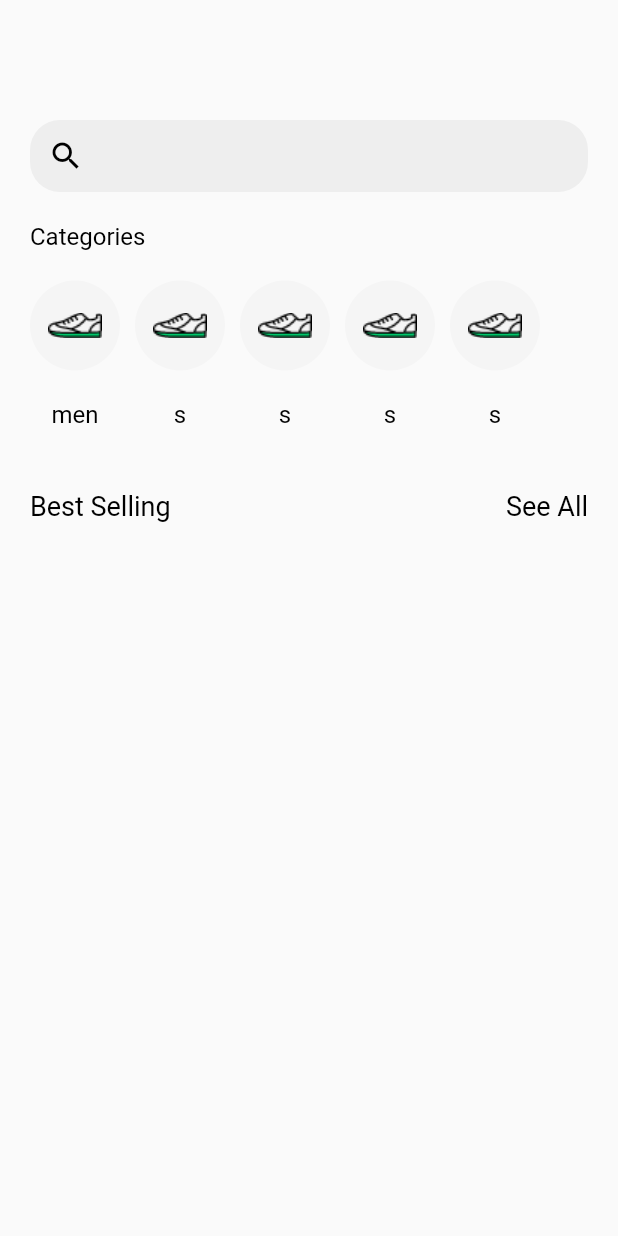
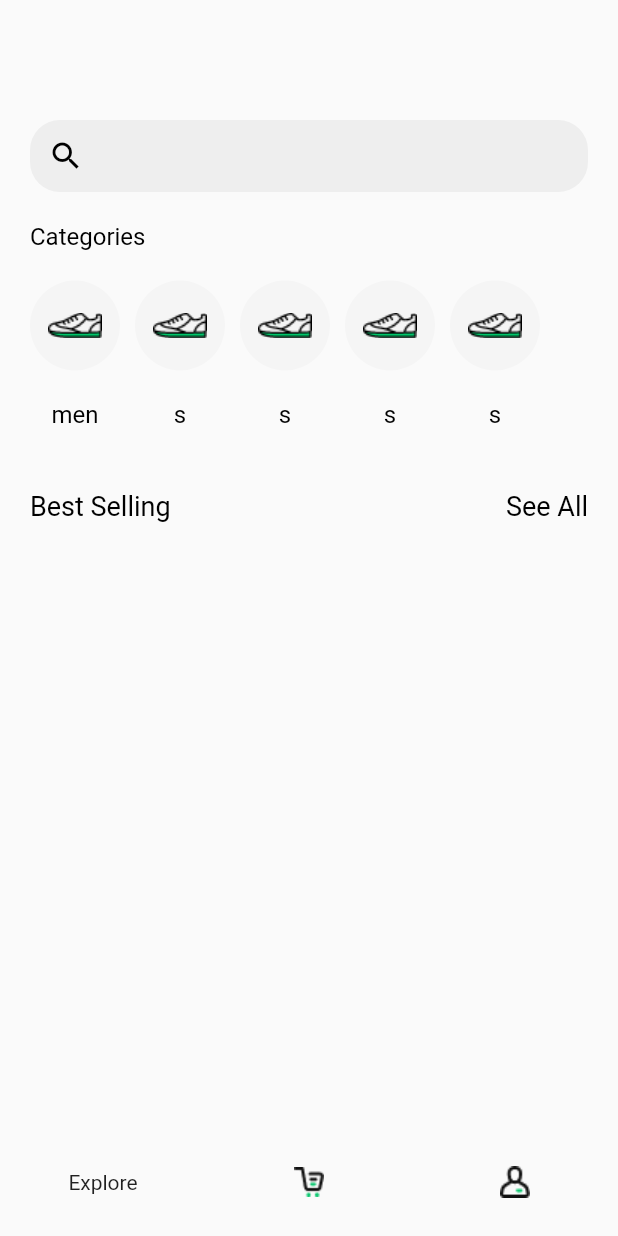
Before and after one commit to JayminPatel18/Retail_Store, a Flutter app: the screen it shows once a user with an empty profile is signed in, on a phone screen of 412 x 824 dp. Run offline on Flutter 3.47's test engine with Material 2 defaults, Android fonts, the phone set to English and light mode, and no system bars; our stand-ins replace cloud_firestore, firebase_auth, firebase_core, get, google_sign_in; missing offline and left inert: flutter_login_facebook; accounts and stored records are empty; network calls fail.

Commit message:
home view

```diff
--- /dev/null
+++ b/lib/core/view_model/home_view_model.dart
@@ -0,0 +1,35 @@
+import 'package:flutter/material.dart';
+import 'package:get/get.dart';
+import 'package:retail_store/view/auth/cart_view.dart';
+import 'package:retail_store/view/auth/profile_view.dart';
+import 'package:retail_store/view/home_view.dart';
+
+class HomeViewModel extends GetxController {
+  int _navigatorValue = 0;
+  get navigatorValue => _navigatorValue;
+
+  Widget _currentScreen = HomeView();
+  get currentScreen => _currentScreen;
+
+  void changeSelectedValue(int selectedValue) {
+    _navigatorValue = selectedValue;
+    switch (selectedValue) {
+      case 0:
+        {
+          _currentScreen = HomeView();
+          break;
+        }
+      case 1:
+        {
+          _currentScreen = CartView();
+          break;
+        }
+      case 2:
+        {
+          _currentScreen = ProfileView();
+          break;
+        }
+    }
+    update();
+  }
+}
--- a/lib/view/control_view.dart
+++ b/lib/view/control_view.dart
@@ -1,19 +1,61 @@
 import 'package:flutter/material.dart';
 import 'package:get/get.dart';
 import 'package:retail_store/core/view_model/auth_view_model.dart';
+import 'package:retail_store/core/view_model/home_view_model.dart';
 import 'package:retail_store/view/auth/login_view.dart';
 
-import 'package:retail_store/view/home_view.dart';
-
 class ControlView extends GetWidget<AuthViewModel> {
-  const ControlView({super.key});
-
   @override
   Widget build(BuildContext context) {
     return Obx(() {
-      return (Get.find<AuthViewModel>().user != null)
-          ? HomeView()
-          : LoginView();
+      return (Get.find<AuthViewModel>().user == null)
+          ? LoginView()
+          : GetBuilder<HomeViewModel>(
+              builder: (controller) => Scaffold(
+                    body: controller.currentScreen,
+                    bottomNavigationBar: bottomNavigationBar(),
+                  ));
     });
   }
+
+  Widget bottomNavigationBar() {
+    return GetBuilder<HomeViewModel>(
+      init: HomeViewModel(),
+      builder: (controller) => BottomNavigationBar(
+        items: [
+          BottomNavigationBarItem(
+              label: '',
+              activeIcon: Text("Explore"),
+              icon: Image.asset(
+                'assets/images/Icon_Explore.png',
+                fit: BoxFit.contain,
+                width: 20,
+              )),
+          BottomNavigationBarItem(
+              label: '',
+              activeIcon: Text("Cart"),
+              icon: Image.asset(
+                'assets/images/Icon_Cart.png',
+                fit: BoxFit.contain,
+                width: 20,
+              )),
+          BottomNavigationBarItem(
+              label: '',
+              activeIcon: Text("Account"),
+              icon: Image.asset(
+                'assets/images/Icon_User.png',
+                fit: BoxFit.contain,
+                width: 20,
+              ))
+        ],
+        currentIndex: controller.navigatorValue,
+        onTap: (index) {
+          controller.changeSelectedValue(index);
+        },
+        elevation: 0,
+        selectedItemColor: Colors.black,
+        backgroundColor: Colors.grey.shade50,
+      ),
+    );
+  }
 }
```
